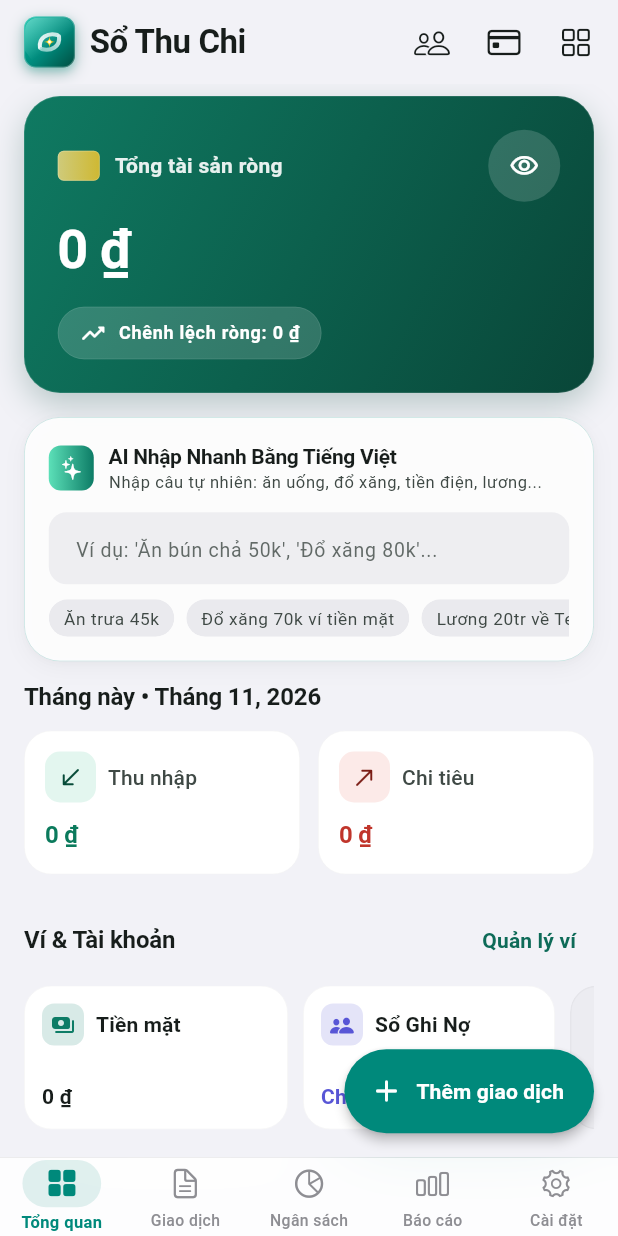
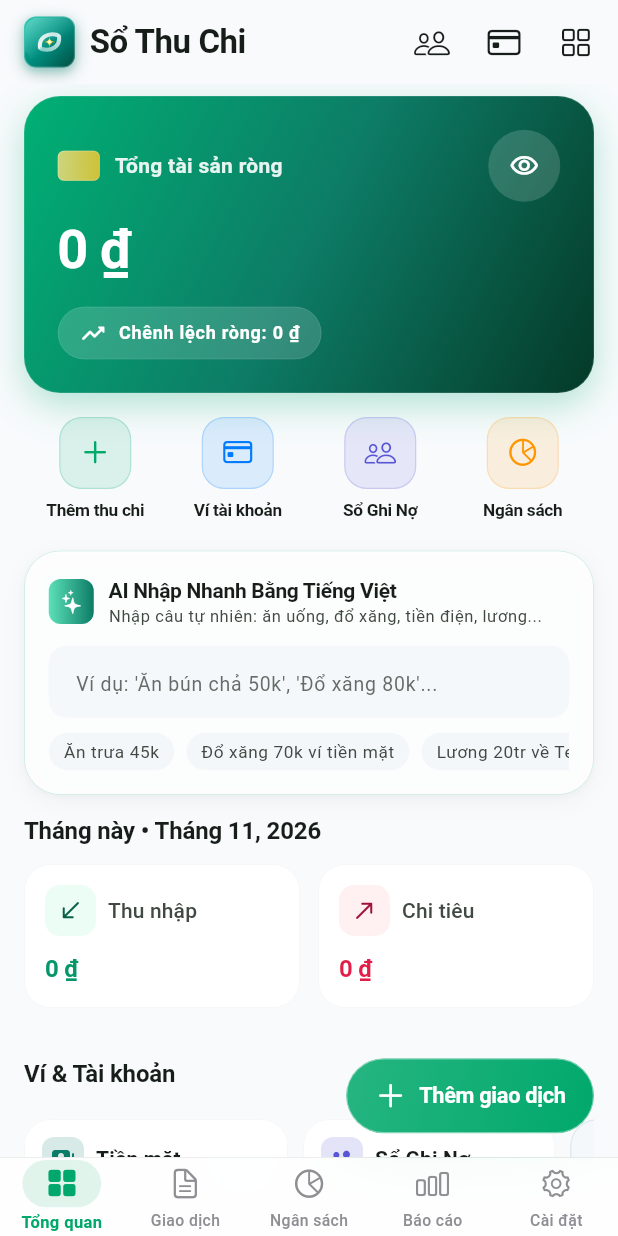
Before and after one commit to rongcon1794/sothuchi__, a Flutter app: the screen it shows after launch, after a tap on "Bỏ qua", on a phone screen of 412 x 824 dp. Run offline on Flutter 3.47's test engine with Material 3 defaults, Android fonts, the phone set to English and light mode, and no system bars; our stand-ins replace cloud_firestore, connectivity_plus, csv, firebase_auth, firebase_core, fl_chart and 8 more; accounts and stored records are empty.

Commit message:
feat(ui): implement adaptive expandable FAB, luminous fresh theme palette, MVVM dashboard, and quick action capsule bar

```diff
--- a/lib/core/theme/app_theme.dart
+++ b/lib/core/theme/app_theme.dart
@@ -33,18 +33,18 @@ class FinanceColors extends ThemeExtension<FinanceColors> {
   final Color onWarningContainer;
 
   static const FinanceColors light = FinanceColors(
-    income: Color(0xFF0B7A5C),
-    incomeContainer: Color(0xFFE3F6EF),
-    onIncomeContainer: Color(0xFF064B38),
-    expense: Color(0xFFC0352B),
-    expenseContainer: Color(0xFFFCEAE8),
-    onExpenseContainer: Color(0xFF7A1C15),
-    transfer: Color(0xFF1D5BD6),
-    transferContainer: Color(0xFFE8F0FE),
-    onTransferContainer: Color(0xFF103888),
-    warning: Color(0xFFA65606),
-    warningContainer: Color(0xFFFEF3E2),
-    onWarningContainer: Color(0xFF6E3803),
+    income: Color(0xFF059669),
+    incomeContainer: Color(0xFFECFDF5),
+    onIncomeContainer: Color(0xFF065F46),
+    expense: Color(0xFFE11D48),
+    expenseContainer: Color(0xFFFFF1F2),
+    onExpenseContainer: Color(0xFF9F1239),
+    transfer: Color(0xFF0284C7),
+    transferContainer: Color(0xFFF0F9FF),
+    onTransferContainer: Color(0xFF075985),
+    warning: Color(0xFFD97706),
+    warningContainer: Color(0xFFFFFBEB),
+    onWarningContainer: Color(0xFF92400E),
   );
 
   static const FinanceColors dark = FinanceColors(
@@ -143,7 +143,7 @@ class FinanceColors extends ThemeExtension<FinanceColors> {
 
 /// Material 3 "Jade Ledger" design system with dynamic seed color & tabular numerals.
 abstract final class AppTheme {
-  static const Color seedColor = Color(0xFF0D7C66);
+  static const Color seedColor = Color(0xFF00A86B);
   static const List<FontFeature> tabularFigures = [
     FontFeature.tabularFigures(),
   ];
--- a/lib/core/theme/apple_theme_tokens.dart
+++ b/lib/core/theme/apple_theme_tokens.dart
@@ -17,20 +17,20 @@ abstract final class AppleTokens {
   static const Color systemCyan = Color(0xFF32ADE6);
   static const Color systemGray = Color(0xFF8E8E93);
 
-  // Financial Semantics (Jade & Ruby Apple-styled)
-  static const Color jadePrimary = Color(0xFF00897B);
-  static const Color jadeDark = Color(0xFF004D40);
-  static const Color rubyExpense = Color(0xFFFF3B30);
-  static const Color emeraldIncome = Color(0xFF34C759);
-  static const Color cobaltTransfer = Color(0xFF007AFF);
+  // Financial Semantics (Vibrant Fresh Jade & Ruby Apple-styled)
+  static const Color jadePrimary = Color(0xFF00A86B);
+  static const Color jadeDark = Color(0xFF034A3C);
+  static const Color rubyExpense = Color(0xFFF43F5E);
+  static const Color emeraldIncome = Color(0xFF10B981);
+  static const Color cobaltTransfer = Color(0xFF0284C7);
 
-  // --- Backgrounds & Grouped Surfaces (iOS 18) ---
+  // --- Backgrounds & Grouped Surfaces (iOS 18 Fresh Luminous Canvas) ---
   // Light Mode
-  static const Color bgLightGrouped = Color(0xFFF2F2F7);
+  static const Color bgLightGrouped = Color(0xFFF8FAFC);
   static const Color bgLightPrimary = bgLightGrouped;
   static const Color bgLightCard = Color(0xFFFFFFFF);
-  static const Color bgLightSecondary = Color(0xFFE5E5EA);
-  static const Color borderLight = Color(0xFFE5E5EA);
+  static const Color bgLightSecondary = Color(0xFFF1F5F9);
+  static const Color borderLight = Color(0xFFE2E8F0);
 
   // Dark Mode
   static const Color bgDarkGrouped = Color(0xFF000000);
--- /dev/null
+++ b/lib/core/widgets/apple_adaptive_expandable_fab.dart
@@ -0,0 +1,144 @@
+import 'package:flutter/material.dart';
+import 'package:so_thu_chi/core/theme/apple_theme_tokens.dart';
+import 'package:so_thu_chi/core/widgets/apple_kit.dart';
+
+export 'package:flutter/rendering.dart' show ScrollDirection;
+export 'package:flutter/widgets.dart' show UserScrollNotification;
+
+/// Apple-grade Adaptive Expandable/Collapsible Floating Action Button.
+///
+/// Anchored securely at the ergonomic thumb zone.
+/// - At rest / scrolling up / top of screen: Expands smoothly to show [icon] + [label].
+/// - When scrolling down: Collapses seamlessly to a compact 50x50 icon button,
+///   reducing horizontal footprint by >65% so it NEVER covers underlying list content!
+/// - Interactive with Apple tactile spring haptics (`ApplePressable`).
+class AppleAdaptiveExpandableFab extends StatelessWidget {
+  const AppleAdaptiveExpandableFab({
+    super.key,
+    required this.isExpanded,
+    required this.icon,
+    required this.label,
+    required this.onPressed,
+    this.heroTag,
+    this.backgroundColor,
+    this.foregroundColor = Colors.white,
+    this.duration = const Duration(milliseconds: 240),
+    this.curve = Curves.easeInOutCubic,
+    this.tooltip,
+  });
+
+  final bool isExpanded;
+  final Widget icon;
+  final Widget label;
+  final VoidCallback onPressed;
+  final Object? heroTag;
+  final Color? backgroundColor;
+  final Color foregroundColor;
+  final Duration duration;
+  final Curve curve;
+  final String? tooltip;
+
+  @override
+  Widget build(BuildContext context) {
+    final theme = Theme.of(context);
+    final isDark = theme.brightness == Brightness.dark;
+    final bg = backgroundColor ?? AppleTokens.jadePrimary;
+
+    final content = ApplePressable(
+      scaleDown: 0.94,
+      borderRadius: BorderRadius.circular(AppleTokens.radiusPill),
+      onTap: onPressed,
+      child: AnimatedContainer(
+        duration: duration,
+        curve: curve,
+        height: 50,
+        constraints: const BoxConstraints(minWidth: 50),
+        padding: EdgeInsets.symmetric(
+          horizontal: isExpanded ? 18 : 13,
+          vertical: 0,
+        ),
+        decoration: BoxDecoration(
+          gradient: LinearGradient(
+            begin: Alignment.topLeft,
+            end: Alignment.bottomRight,
+            colors: isDark
+                ? [
+                    bg,
+                    Color.lerp(bg, Colors.black, 0.3)!,
+                  ]
+                : [
+                    Color.lerp(bg, Colors.white, 0.15)!,
+                    bg,
+                  ],
+          ),
+          borderRadius: BorderRadius.circular(AppleTokens.radiusPill),
+          border: Border.all(
+            color: Colors.white.withValues(alpha: isDark ? 0.22 : 0.45),
+            width: 0.8,
+          ),
+          boxShadow: [
+            BoxShadow(
+              color: bg.withValues(alpha: isDark ? 0.45 : 0.38),
+              blurRadius: 18,
+              offset: const Offset(0, 6),
+            ),
+            BoxShadow(
+              color: Colors.black.withValues(alpha: 0.08),
+              blurRadius: 4,
+              offset: const Offset(0, 2),
+            ),
+          ],
+        ),
+        child: Row(
+          mainAxisSize: MainAxisSize.min,
+          mainAxisAlignment: MainAxisAlignment.center,
+          crossAxisAlignment: CrossAxisAlignment.center,
+          children: [
+            IconTheme(
+              data: IconThemeData(
+                color: foregroundColor,
+                size: 22,
+              ),
+              child: icon,
+            ),
+            ClipRect(
+              child: AnimatedAlign(
+                duration: duration,
+                curve: curve,
+                alignment: Alignment.centerLeft,
+                widthFactor: isExpanded ? 1.0 : 0.0,
+                child: AnimatedOpacity(
+                  duration: const Duration(milliseconds: 180),
+                  opacity: isExpanded ? 1.0 : 0.0,
+                  curve: Curves.easeIn,
+                  child: Padding(
+                    padding: const EdgeInsets.only(left: 8),
+                    child: DefaultTextStyle(
+                      maxLines: 1,
+                      overflow: TextOverflow.clip,
+                      style: theme.textTheme.labelLarge!.copyWith(
+                        color: foregroundColor,
+                        fontWeight: FontWeight.w700,
+                        letterSpacing: -0.2,
+                        fontSize: 14.5,
+                      ),
+                      child: label,
+                    ),
+                  ),
+                ),
+              ),
+            ),
+          ],
+        ),
+      ),
+    );
+
+    if (tooltip != null) {
+      return Tooltip(
+        message: tooltip!,
+        child: content,
+      );
+    }
+    return content;
+  }
+}
--- a/lib/core/widgets/apple_kit.dart
+++ b/lib/core/widgets/apple_kit.dart
@@ -3,6 +3,7 @@ import 'package:flutter/material.dart';
 import 'package:flutter/services.dart';
 import 'package:so_thu_chi/core/theme/apple_theme_tokens.dart';
 
+export 'package:so_thu_chi/core/widgets/apple_adaptive_expandable_fab.dart';
 export 'package:so_thu_chi/core/widgets/scroll_reactive_fab.dart';
 export 'package:so_thu_chi/core/widgets/so_thu_chi_logo.dart';
 
--- a/lib/features/transactions/presentation/screens/home_dashboard_screen.dart
+++ b/lib/features/transactions/presentation/screens/home_dashboard_screen.dart
@@ -33,7 +33,7 @@ class HomeDashboardScreen extends ConsumerStatefulWidget {
 }
 
 class _HomeDashboardScreenState extends ConsumerState<HomeDashboardScreen> {
-  bool _isFabVisible = true;
+  bool _isFabExpanded = true;
 
   @override
   Widget build(BuildContext context) {
@@ -147,12 +147,12 @@ class _HomeDashboardScreenState extends ConsumerState<HomeDashboardScreen> {
       ),
       body: NotificationListener<UserScrollNotification>(
         onNotification: (notification) {
-          if (notification.direction == ScrollDirection.reverse && _isFabVisible) {
-            setState(() => _isFabVisible = false);
-          } else if (notification.direction == ScrollDirection.forward && !_isFabVisible) {
-            setState(() => _isFabVisible = true);
-          } else if (notification.metrics.pixels <= 30 && !_isFabVisible) {
-            setState(() => _isFabVisible = true);
+          if (notification.direction == ScrollDirection.reverse && _isFabExpanded) {
+            setState(() => _isFabExpanded = false);
+          } else if (notification.direction == ScrollDirection.forward && !_isFabExpanded) {
+            setState(() => _isFabExpanded = true);
+          } else if (notification.metrics.pixels <= 30 && !_isFabExpanded) {
+            setState(() => _isFabExpanded = true);
           }
           return false;
         },
@@ -180,7 +180,11 @@ class _HomeDashboardScreenState extends ConsumerState<HomeDashboardScreen> {
                 onToggleVisibility: () =>
                     ref.read(settingsControllerProvider.notifier).toggleHideBalance(),
               ),
-              const SizedBox(height: 16),
+              const SizedBox(height: 12),
+
+              // Smart 4-Capsule Quick Actions
+              const _HomeQuickActionBar(),
+              const SizedBox(height: 14),
 
               // Future AI quick entry slot (extensible without modifying Home)
               ?aiQuickSlot,
@@ -335,35 +339,13 @@ class _HomeDashboardScreenState extends ConsumerState<HomeDashboardScreen> {
         ),
       ),
       floatingActionButtonLocation: const AppleFloatingActionButtonLocation(),
-      floatingActionButton: ScrollReactiveFab(
-        visible: _isFabVisible,
-        child: isLargeText
-            ? FloatingActionButton(
-                heroTag: 'home_quick_add_fab',
-                tooltip: l10n.quickAddTransaction,
-                backgroundColor: AppleTokens.jadePrimary,
-                foregroundColor: Colors.white,
-                shape: RoundedRectangleBorder(
-                  borderRadius: BorderRadius.circular(AppleTokens.radiusPill),
-                ),
-                onPressed: () => context.push(AppRoutes.transactionNew),
-                child: const Icon(Icons.add_rounded),
-              )
-            : FloatingActionButton.extended(
-                heroTag: 'home_quick_add_fab',
-                backgroundColor: AppleTokens.jadePrimary,
-                foregroundColor: Colors.white,
-                elevation: 3,
-                shape: RoundedRectangleBorder(
-                  borderRadius: BorderRadius.circular(AppleTokens.radiusPill),
-                ),
-                onPressed: () => context.push(AppRoutes.transactionNew),
-                icon: const Icon(Icons.add_rounded),
-                label: Text(
-                  l10n.quickAddTransaction,
-                  style: const TextStyle(fontWeight: FontWeight.w600),
-                ),
-              ),
+      floatingActionButton: AppleAdaptiveExpandableFab(
+        heroTag: 'home_quick_add_fab',
+        isExpanded: _isFabExpanded && !isLargeText,
+        icon: const Icon(CupertinoIcons.plus),
+        label: Text(l10n.quickAddTransaction),
+        onPressed: () => context.push(AppRoutes.transactionNew),
+        tooltip: l10n.quickAddTransaction,
       ),
     );
   }
@@ -394,13 +376,19 @@ class _HeroBalanceCard extends StatelessWidget {
     return Container(
       padding: const EdgeInsets.all(22),
       decoration: BoxDecoration(
-        gradient: const LinearGradient(
+        gradient: LinearGradient(
           begin: Alignment.topLeft,
           end: Alignment.bottomRight,
-          colors: [
-            Color(0xFF0F7A62),
-            Color(0xFF094638),
-          ],
+          colors: isDark
+              ? const [
+                  Color(0xFF007552),
+                  Color(0xFF004D36),
+                ]
+              : const [
+                  Color(0xFF00B074),
+                  Color(0xFF0D7C66),
+                  Color(0xFF043927),
+                ],
         ),
         borderRadius: BorderRadius.circular(AppleTokens.radiusHero),
         border: Border.all(
@@ -411,8 +399,8 @@ class _HeroBalanceCard extends StatelessWidget {
             ? AppleTokens.cardShadowDark
             : [
                 BoxShadow(
-                  color: const Color(0xFF094638).withValues(alpha: 0.25),
-                  blurRadius: 18,
+                  color: const Color(0xFF00A86B).withValues(alpha: 0.28),
+                  blurRadius: 20,
                   offset: const Offset(0, 8),
                 ),
               ],
@@ -540,6 +528,104 @@ class _HeroBalanceCard extends StatelessWidget {
             ),
           ),
         ],
+      ),
+    );
+  }
+}
+
+class _HomeQuickActionBar extends StatelessWidget {
+  const _HomeQuickActionBar();
+
+  @override
+  Widget build(BuildContext context) {
+    return Padding(
+      padding: const EdgeInsets.symmetric(vertical: 4),
+      child: Row(
+        mainAxisAlignment: MainAxisAlignment.spaceBetween,
+        children: [
+          _QuickActionItem(
+            icon: CupertinoIcons.plus,
+            label: 'Thêm thu chi',
+            color: AppleTokens.jadePrimary,
+            onTap: () => context.push(AppRoutes.transactionNew),
+          ),
+          _QuickActionItem(
+            icon: CupertinoIcons.creditcard,
+            label: 'Ví tài khoản',
+            color: AppleTokens.systemBlue,
+            onTap: () => context.push(AppRoutes.accounts),
+          ),
+          _QuickActionItem(
+            icon: CupertinoIcons.person_2,
+            label: 'Sổ Ghi Nợ',
+            color: AppleTokens.systemIndigo,
+            onTap: () => context.push(AppRoutes.debts),
+          ),
+          _QuickActionItem(
+            icon: CupertinoIcons.chart_pie,
+            label: 'Ngân sách',
+            color: AppleTokens.systemOrange,
+            onTap: () => context.push(AppRoutes.budgets),
+          ),
+        ],
+      ),
+    );
+  }
+}
+
+class _QuickActionItem extends StatelessWidget {
+  const _QuickActionItem({
+    required this.icon,
+    required this.label,
+    required this.color,
+    required this.onTap,
+  });
+
+  final IconData icon;
+  final String label;
+  final Color color;
+  final VoidCallback onTap;
+
+  @override
+  Widget build(BuildContext context) {
+    final theme = Theme.of(context);
+    final isDark = theme.brightness == Brightness.dark;
+
+    return Expanded(
+      child: ApplePressable(
+        scaleDown: 0.94,
+        onTap: onTap,
+        borderRadius: BorderRadius.circular(AppleTokens.radiusCard),
+        child: Column(
+          mainAxisSize: MainAxisSize.min,
+          children: [
+            Container(
+              width: 48,
+              height: 48,
+              decoration: BoxDecoration(
+                color: color.withValues(alpha: isDark ? 0.22 : 0.12),
+                borderRadius: BorderRadius.circular(15),
+                border: Border.all(
+                  color: color.withValues(alpha: isDark ? 0.35 : 0.2),
+                  width: 0.8,
+                ),
+              ),
+              child: Icon(icon, color: color, size: 21),
+            ),
+            const SizedBox(height: 6),
+            Text(
+              label,
+              maxLines: 1,
+              overflow: TextOverflow.ellipsis,
+              textAlign: TextAlign.center,
+              style: theme.textTheme.labelSmall?.copyWith(
+                fontWeight: FontWeight.w600,
+                fontSize: 11.5,
+                letterSpacing: -0.2,
+              ),
+            ),
+          ],
+        ),
       ),
     );
   }
```
Also changed, not shown: lib/features/budgets/presentation/screens/budgets_screen.dart (+15 -24 lines), lib/features/debts/presentation/screens/debts_screen.dart (+12 -17 lines), lib/features/transactions/presentation/screens/transactions_screen.dart (+14 -15 lines), 3 other files.
